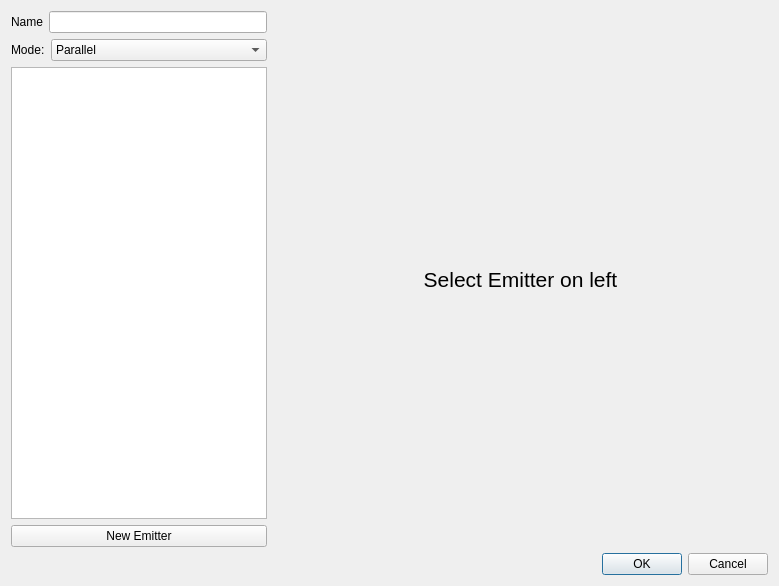
This is tools/def_editor/ui/projectiledialog.ui in aleios/SpaceProjectDreamcast as Qt 5 draws it before an edit. The edited form follows.
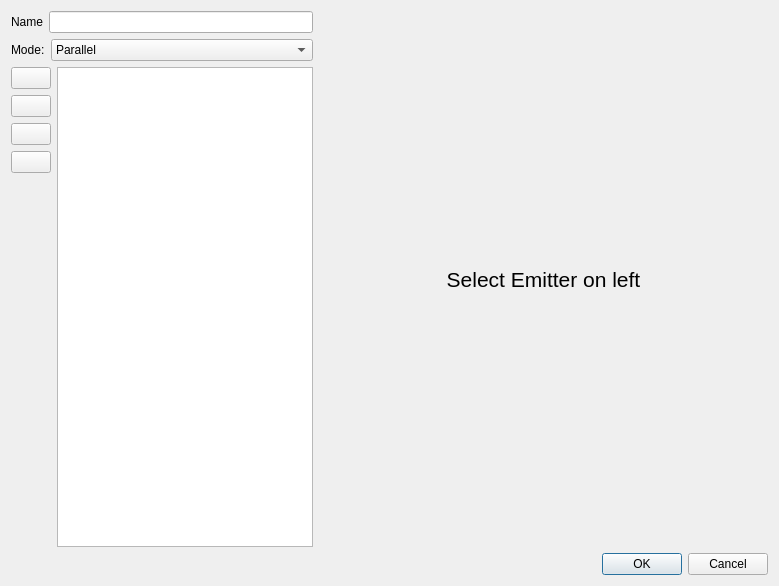
This is the edited form. Icons and pictures are not drawn. Custom widgets are drawn as their Qt base class.

Commit message: feat: Allow only 10 emitters in editor. fix: Truncate excess emitters in converter. chore: Consolidate emitter models into single model.

What changed in the file:
```diff
--- a/tools/def_editor/ui/projectiledialog.ui
+++ b/tools/def_editor/ui/projectiledialog.ui
@@ -88,6 +88,65 @@
         </layout>
        </item>
        <item>
+        <layout class="QHBoxLayout" name="horizontalLayout_4">
+         <item>
+          <layout class="QVBoxLayout" name="verticalLayout_2">
+           <item>
+            <widget class="QPushButton" name="btnNewEmitter">
+             <property name="text">
+              <string/>
+             </property>
+             <property name="icon">
+              <iconset theme="QIcon::ThemeIcon::ListAdd"/>
+             </property>
+            </widget>
+           </item>
+           <item>
+            <widget class="QPushButton" name="btnDeleteEmitter">
+             <property name="text">
+              <string/>
+             </property>
+             <property name="icon">
+              <iconset theme="QIcon::ThemeIcon::ListRemove"/>
+             </property>
+            </widget>
+           </item>
+           <item>
+            <widget class="QPushButton" name="btnMoveEmitterUp">
+             <property name="text">
+              <string/>
+             </property>
+             <property name="icon">
+              <iconset theme="QIcon::ThemeIcon::GoUp"/>
+             </property>
+            </widget>
+           </item>
+           <item>
+            <widget class="QPushButton" name="btnMoveEmitterDown">
+             <property name="text">
+              <string/>
+             </property>
+             <property name="icon">
+              <iconset theme="QIcon::ThemeIcon::GoDown"/>
+             </property>
+            </widget>
+           </item>
+           <item>
+            <spacer name="verticalSpacer">
+             <property name="orientation">
+              <enum>Qt::Orientation::Vertical</enum>
+             </property>
+             <property name="sizeHint" stdset="0">
+              <size>
+               <width>20</width>
+               <height>40</height>
+              </size>
+             </property>
+            </spacer>
+           </item>
+          </layout>
+         </item>
+         <item>
         <widget class="QListView" name="lvEmitters">
          <property name="sizePolicy">
           <sizepolicy hsizetype="Minimum" vsizetype="Expanding">
@@ -97,12 +156,7 @@
          </property>
         </widget>
        </item>
-       <item>
-        <widget class="QPushButton" name="btnNewEmitter">
-         <property name="text">
-          <string>New Emitter</string>
-         </property>
-        </widget>
+        </layout>
        </item>
       </layout>
      </item>
```
Lines whose indentation alone changed are shown as unchanged. The commit also changes 8 other files.
